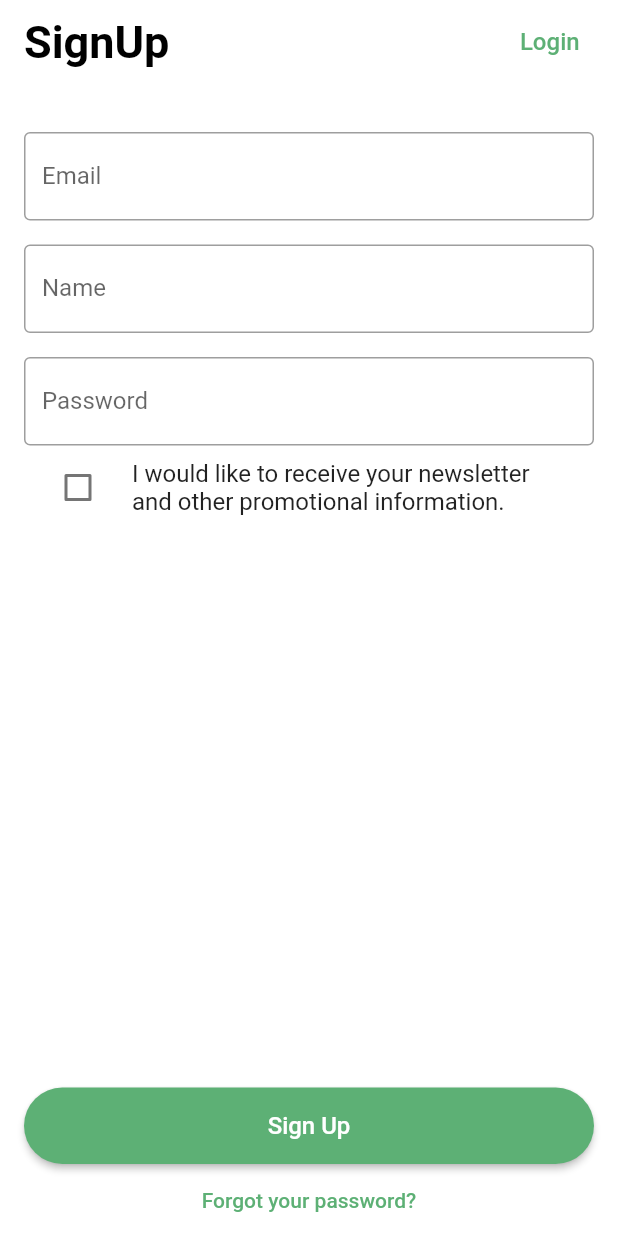
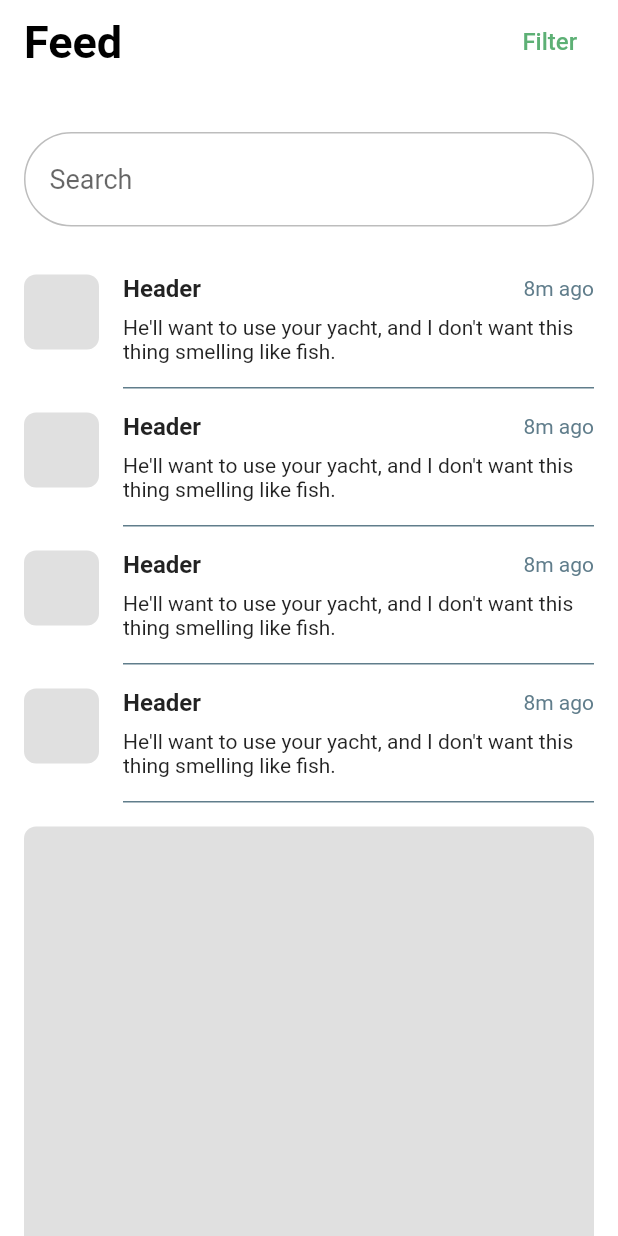
Before and after one commit to seonghyeonkimm/flutter-mobile-kit-tutoral, a Flutter app: the screen it shows after launch, after a tap on "Sign Up", on a phone screen of 412 x 824 dp. Run offline on Flutter 3.47's test engine with Material 2 defaults, Android fonts, the phone set to English and light mode, and no system bars.

Commit message:
Add FeedScreen

```diff
--- /dev/null
+++ b/lib/screens/FeedScreen.dart
@@ -0,0 +1,125 @@
+import 'package:flutter/material.dart';
+import 'package:mobile_kit/widgets/GlobalAppBar.dart';
+
+class FeedScreen extends StatelessWidget {
+  @override
+  Widget build(BuildContext context) {
+    return Scaffold(
+      appBar: GlobalAppBar(
+        title: 'Feed',
+        actionText: 'Filter',
+        onPressed: () {},
+      ),
+      body: SafeArea(
+        child: Container(
+          color: Colors.white,
+          child: SingleChildScrollView(
+            child: Column(children: [
+              Search(),
+              SizedBox(height: 16.0),
+              Padding(
+                padding:
+                    const EdgeInsets.only(top: 16.0, left: 16.0, right: 16.0),
+                child: Column(
+                  children: [FeedItem(), FeedItem(), FeedItem(), FeedItem()],
+                ),
+              ),
+              Padding(
+                padding: const EdgeInsets.symmetric(horizontal: 16.0),
+                child: SizedBox(
+                    height: 300,
+                    child: Container(
+                      decoration: BoxDecoration(
+                          color: Colors.black12,
+                          borderRadius: BorderRadius.circular(8.0)),
+                    )),
+              ),
+            ]),
+          ),
+        ),
+      ),
+    );
+  }
+}
+
+class FeedItem extends StatelessWidget {
+  const FeedItem({
+    Key key,
+  }) : super(key: key);
+
+  @override
+  Widget build(BuildContext context) {
+    return Padding(
+      padding: const EdgeInsets.only(bottom: 16.0),
+      child: Row(
+        crossAxisAlignment: CrossAxisAlignment.start,
+        children: [
+          Padding(
+            padding: const EdgeInsets.only(right: 16.0),
+            child: SizedBox(
+              height: 50.0,
+              width: 50.0,
+              child: Container(
+                decoration: BoxDecoration(
+                    color: Colors.black12,
+                    borderRadius: BorderRadius.circular(8.0)),
+              ),
+            ),
+          ),
+          Container(
+            width: MediaQuery.of(context).size.width - 98,
+            padding: EdgeInsets.only(bottom: 16.0),
+            decoration: BoxDecoration(
+              border: Border(
+                  bottom: BorderSide(width: 1.0, color: Colors.blueGrey)),
+            ),
+            child: Column(
+              crossAxisAlignment: CrossAxisAlignment.start,
+              children: [
+                Container(
+                  padding: const EdgeInsets.only(bottom: 8.0),
+                  child: Row(
+                    mainAxisAlignment: MainAxisAlignment.spaceBetween,
+                    children: [
+                      Text('Header',
+                          style: TextStyle(
+                              fontSize: 16.0, fontWeight: FontWeight.bold)),
+                      Text('8m ago', style: TextStyle(color: Colors.blueGrey))
+                    ],
+                  ),
+                ),
+                Container(
+                  child: Text(
+                      "He'll want to use your yacht, and I don't want this thing smelling like fish."),
+                )
+              ],
+            ),
+          )
+        ],
+      ),
+    );
+  }
+}
+
+class Search extends StatelessWidget {
+  const Search({
+    Key key,
+  }) : super(key: key);
+
+  @override
+  Widget build(BuildContext context) {
+    return Container(
+        margin: EdgeInsets.only(left: 16.0, right: 16.0, top: 32.0),
+        decoration: BoxDecoration(
+            border: Border.all(color: Colors.black26),
+            borderRadius: BorderRadius.circular(32.0)),
+        child: TextField(
+          style: TextStyle(fontSize: 18.0),
+          decoration: InputDecoration(
+              hintText: 'Search',
+              contentPadding:
+                  EdgeInsets.symmetric(horizontal: 16.0, vertical: 20.0),
+              border: InputBorder.none),
+        ));
+  }
+}
--- a/lib/screens/LoginScreen.dart
+++ b/lib/screens/LoginScreen.dart
@@ -1,6 +1,8 @@
 import 'package:flutter/material.dart';
 import 'package:mobile_kit/widgets/GlobalAppBar.dart';
 import 'package:mobile_kit/widgets/PageActionButton.dart';
+
+import 'FeedScreen.dart';
 
 class LoginScreen extends StatefulWidget {
   @override
@@ -28,7 +30,14 @@ class _LoginScreenState extends State<LoginScreen> {
                     border: OutlineInputBorder(), labelText: 'Password'),
               ),
               PageActionButton(
-                  buttonText: 'Log In', subButtonText: 'Forgot your password?')
+                buttonText: 'Log In',
+                subButtonText: 'Forgot your password?',
+                onClick: () {
+                  print('clicking');
+                  Navigator.pushReplacement(context,
+                      MaterialPageRoute(builder: (context) => FeedScreen()));
+                },
+              )
             ],
           ),
         ));
--- a/lib/screens/SignUpScreen.dart
+++ b/lib/screens/SignUpScreen.dart
@@ -1,4 +1,5 @@
 import 'package:flutter/material.dart';
+import 'package:mobile_kit/screens/FeedScreen.dart';
 import 'package:mobile_kit/screens/LoginScreen.dart';
 import 'package:mobile_kit/widgets/GlobalAppBar.dart';
 import 'package:mobile_kit/widgets/PageActionButton.dart';
@@ -57,7 +58,13 @@ class _SignUpScreenState extends State<SignUpSreen> {
                 controlAffinity: ListTileControlAffinity.leading,
               ),
               PageActionButton(
-                  buttonText: 'Sign Up', subButtonText: 'Forgot your password?')
+                buttonText: 'Sign Up',
+                subButtonText: 'Forgot your password?',
+                onClick: () {
+                  Navigator.pushReplacement(context,
+                      MaterialPageRoute(builder: (context) => FeedScreen()));
+                },
+              )
             ],
           ),
         ));
--- a/lib/widgets/GlobalAppBar.dart
+++ b/lib/widgets/GlobalAppBar.dart
@@ -5,7 +5,7 @@ class GlobalAppBar extends StatelessWidget implements PreferredSizeWidget {
   final String actionText;
   final Function onPressed;
 
-  GlobalAppBar({@required this.title, this.onPressed, this.actionText});
+  const GlobalAppBar({@required this.title, this.onPressed, this.actionText});
 
   Size get preferredSize => new Size.fromHeight(kToolbarHeight);
 
@@ -26,7 +26,7 @@ class GlobalAppBar extends StatelessWidget implements PreferredSizeWidget {
           child: actionText != null && onPressed != null
               ? TextButton(
                   onPressed: onPressed,
-                  child: Text('Login',
+                  child: Text(actionText,
                       style: TextStyle(
                           color: const Color(0xff5DB075), fontSize: 16.0)))
               : null,
--- a/lib/widgets/PageActionButton.dart
+++ b/lib/widgets/PageActionButton.dart
@@ -3,8 +3,10 @@ import 'package:flutter/material.dart';
 class PageActionButton extends StatelessWidget {
   final String buttonText;
   final String subButtonText;
+  final Function onClick;
 
-  PageActionButton({@required this.buttonText, @required this.subButtonText});
+  PageActionButton(
+      {@required this.buttonText, @required this.subButtonText, this.onClick});
 
   @override
   Widget build(BuildContext context) {
@@ -18,7 +20,7 @@ class PageActionButton extends StatelessWidget {
             child: Row(children: [
               Expanded(
                   child: ElevatedButton(
-                onPressed: () {},
+                onPressed: onClick,
                 child: Padding(
                   padding: const EdgeInsets.all(16.0),
                   child: Text(buttonText, style: TextStyle(fontSize: 16.0)),
```
